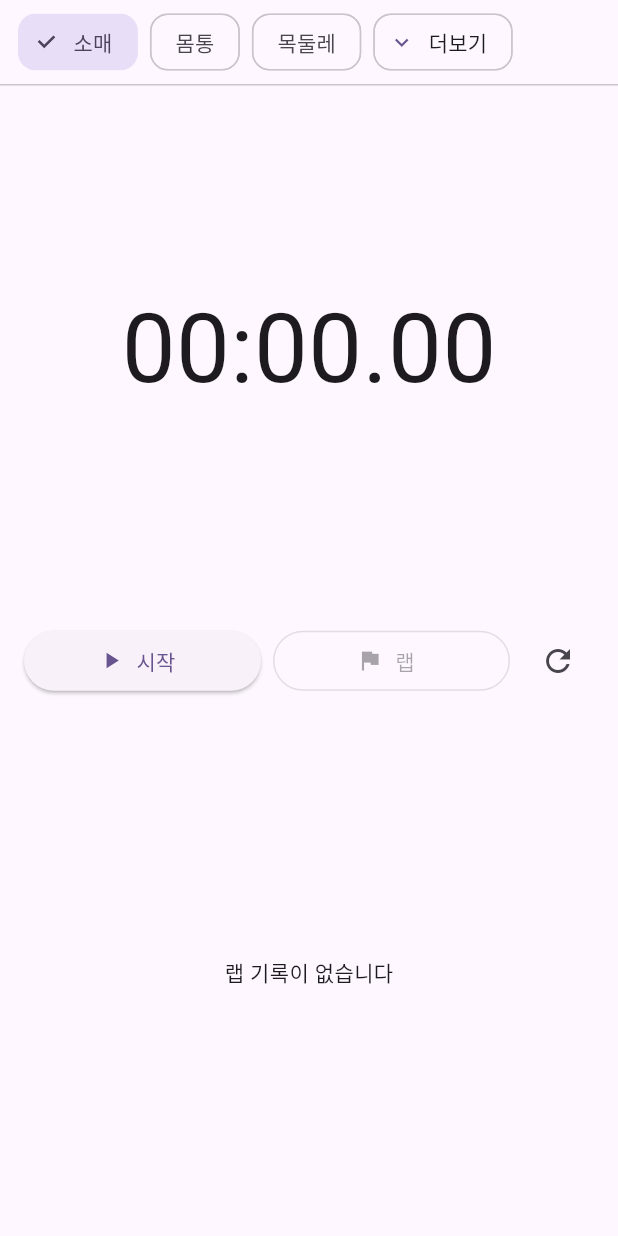
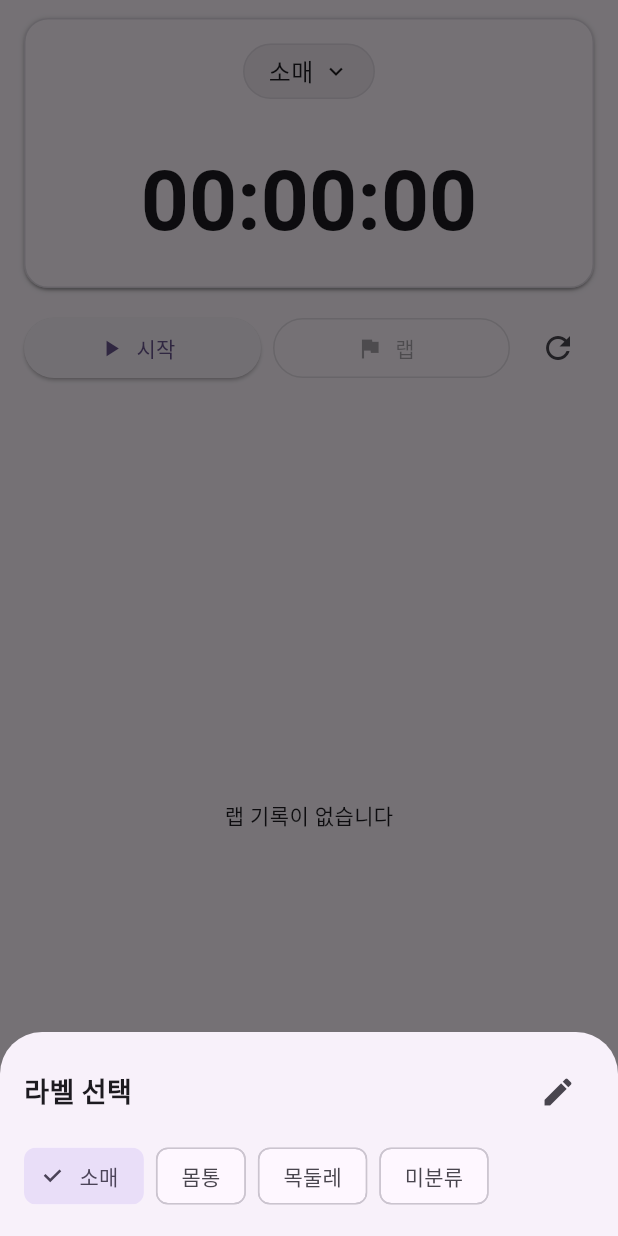
Before and after one commit to eun-day/yarnie, a Flutter app: the StopwatchPanel widget shown alone on an empty page, opened directly, after a tap on "소매", on a phone screen of 412 x 824 dp. Run offline on Flutter 3.47's test engine with Material 3 defaults, Android fonts, the phone set to English and light mode, and no system bars; our stand-ins replace drift, shared_preferences, stop_watch_timer; accounts and stored records are empty; generated files the repository leaves out were written again.

Commit message:
시간 카드 위젯
1. 라벨 + 스톱워치 시간을 한 카드 안에 묶어서 보여주기
2. 스톱워치 동작 여부와 상관 없이 시간 저장 가능하도록 변경
etc. 프로젝트 카드 접힘 기본값

```diff
--- a/lib/stopwatch_panel.dart
+++ b/lib/stopwatch_panel.dart
@@ -1,5 +1,6 @@
 import 'dart:io' show Platform;
 import 'dart:async';
+import 'dart:ui' show FontFeature;
 import 'package:flutter/cupertino.dart';
 import 'package:flutter/material.dart';
 
@@ -18,6 +19,7 @@ class _StopwatchPanelState extends State<StopwatchPanel>
     with AutomaticKeepAliveClientMixin {
   @override
   bool get wantKeepAlive => true;
+
   // 라벨
   late List<String> labels = [...widget.initialLabels];
   String? currentLabel = null; // null => 미분류
@@ -69,9 +71,24 @@ class _StopwatchPanelState extends State<StopwatchPanel>
     });
   }
 
-  void _lap() {
+bool get _canSaveLap =>
+    _sw.elapsedMilliseconds > _lastLapAt.inMilliseconds;
+
+void _saveLap() {
+  // 1) 달리는 중이면 먼저 멈춤( _elapsed 업데이트 포함 )
+  if (_sw.isRunning) {
+    _pause(); // _sw.stop() + _ticker cancel + setState(_elapsed)
+  }
+
+  // 2) 일시정지 상태에서 now 기준으로 구간 계산
   final now = _sw.elapsed;
   final segment = now - _lastLapAt;
+
+  if (segment <= Duration.zero) {
+    // 저장할 시간이 없으면 무시
+    return;
+  }
+
   _laps.insert(
     0,
     _Lap(
@@ -81,19 +98,17 @@ class _StopwatchPanelState extends State<StopwatchPanel>
       label: currentLabel ?? '미분류',
     ),
   );
+
+  // 3) 기준점(now) 업데이트. 상태는 '일시정지' 유지
   _lastLapAt = now;
   setState(() {});
 }
 
 String _fmt(Duration d) {
-    final h = d.inHours;
+  final h = d.inHours.toString().padLeft(2, '0');
   final m = d.inMinutes.remainder(60).toString().padLeft(2, '0');
   final s = d.inSeconds.remainder(60).toString().padLeft(2, '0');
-    final cs = (d.inMilliseconds.remainder(1000) / 10)
-        .floor()
-        .toString()
-        .padLeft(2, '0');
-    return h > 0 ? '$h:$m:$s' : '$m:$s.$cs';
+  return '$h:$m:$s';
 }
 
   Future<void> _openLabelPicker() async {
@@ -133,9 +148,8 @@ class _StopwatchPanelState extends State<StopwatchPanel>
                           setState(() => labels = updated);
                           if (currentLabel != null &&
                               !labels.contains(currentLabel)) {
-                            currentLabel = labels.isNotEmpty
-                                ? labels.first
-                                : null;
+                            currentLabel =
+                                labels.isNotEmpty ? labels.first : null;
                           }
                         }
                       },
@@ -234,8 +248,9 @@ class _StopwatchPanelState extends State<StopwatchPanel>
                           ),
                           onSubmitted: (v) {
                             final t = v.trim();
-                            if (t.isNotEmpty && !temp.contains(t))
+                            if (t.isNotEmpty && !temp.contains(t)) {
                               setSB(() => temp.add(t));
+                            }
                             controller.clear();
                           },
                         ),
@@ -244,8 +259,9 @@ class _StopwatchPanelState extends State<StopwatchPanel>
                       ElevatedButton(
                         onPressed: () {
                           final t = controller.text.trim();
-                          if (t.isNotEmpty && !temp.contains(t))
+                          if (t.isNotEmpty && !temp.contains(t)) {
                             setSB(() => temp.add(t));
+                          }
                           controller.clear();
                         },
                         child: const Text('추가'),
@@ -277,63 +293,17 @@ class _StopwatchPanelState extends State<StopwatchPanel>
 
   @override
   Widget build(BuildContext context) {
-    const chipHeight = 40.0;
+    super.build(context);
+
     return Column(
       children: [
-        // // 라벨: 가로 스크롤 + 더보기
-        // SizedBox(
-        //   height: chipHeight + 16,
-        //   child: Row(
-        //     children: [
-        //       Expanded(
-        //         child: ListView.separated(
-        //           padding: const EdgeInsets.symmetric(
-        //             horizontal: 12,
-        //             vertical: 8,
-        //           ),
-        //           scrollDirection: Axis.horizontal,
-        //           itemBuilder: (_, i) {
-        //             if (i < labels.length) {
-        //               final l = labels[i];
-        //               return ChoiceChip(
-        //                 label: Text(l),
-        //                 selected: currentLabel == l,
-        //                 onSelected: (_) => setState(() => currentLabel = l),
-        //               );
-        //             } else {
-        //               return ActionChip(
-        //                 label: const Text('더보기'),
-        //                 avatar: const Icon(Icons.expand_more),
-        //                 onPressed: _openLabelPicker,
-        //               );
-        //             }
-        //           },
-        //           separatorBuilder: (_, __) => const SizedBox(width: 8),
-        //           itemCount: labels.length + 1,
-        //         ),
-        //       ),
-        //     ],
-        //   ),
-        // ),
-        buildLabelBar(
-          labels: labels,
-          currentLabel: currentLabel,
-          onChanged: (v) => setState(() => currentLabel = v),
-          onMore: _openLabelPicker,
-          height: chipHeight + 16,
-        ),
-        const Divider(height: 1),
-
-        // 큰 타이머
-        Expanded(
-          child: Center(
-            child: Text(
-              _fmt(_elapsed),
-              style: const TextStyle(
-                fontSize: 64,
-                fontFeatures: [FontFeature.tabularFigures()],
-              ),
-            ),
+        // ── 타이머 카드(라벨 + 시간) ───────────────────────────
+        Padding(
+          padding: const EdgeInsets.fromLTRB(16, 12, 16, 8),
+          child: _TimerCard(
+            timeText: _fmt(_elapsed),
+            labelText: currentLabel ?? '미분류',
+            onTapLabel: _openLabelPicker,
           ),
         ),
 
@@ -346,8 +316,7 @@ class _StopwatchPanelState extends State<StopwatchPanel>
                 child: ElevatedButton.icon(
                   icon: Icon(_sw.isRunning ? Icons.pause : Icons.play_arrow),
                   label: Text(_sw.isRunning ? '일시정지' : '시작'),
-                  onPressed: () =>
-                      setState(() => _sw.isRunning ? _pause() : _start()),
+                  onPressed: () => setState(() => _sw.isRunning ? _pause() : _start()),
                 ),
               ),
               const SizedBox(width: 8),
@@ -355,7 +324,7 @@ class _StopwatchPanelState extends State<StopwatchPanel>
                 child: OutlinedButton.icon(
                   icon: const Icon(Icons.flag),
                   label: const Text('랩'),
-                  onPressed: _sw.isRunning ? _lap : null,
+                  onPressed: _canSaveLap ? _saveLap : null, // ← 달리든 멈추든 가능, 0초 방지
                 ),
               ),
               const SizedBox(width: 8),
@@ -365,7 +334,7 @@ class _StopwatchPanelState extends State<StopwatchPanel>
                 icon: const Icon(Icons.refresh),
               ),
             ],
-          ),
+          )
         ),
 
         // 랩 리스트
@@ -392,111 +361,137 @@ class _StopwatchPanelState extends State<StopwatchPanel>
       ],
     );
   }
+}
 
-  Widget buildLabelBar({
-    required List<String> labels,
-    required String? currentLabel,
-    required ValueChanged<String?> onChanged,
-    required VoidCallback onMore,
-    double height = 56, // chipHeight + 여백
-  }) {
+/// 카드 위젯: 상단 중앙 라벨 + 중앙 큰 시간
+class _TimerCard extends StatelessWidget {
+  const _TimerCard({
+    required this.timeText,
+    required this.labelText,
+    required this.onTapLabel,
+  });
+
+  final String timeText;
+  final String labelText;
+  final VoidCallback onTapLabel;
+
+  @override
+  Widget build(BuildContext context) {
+    final theme = Theme.of(context);
     final isIOS = Platform.isIOS;
 
-    return SizedBox(
-      height: height,
-      child: Row(
+    return Container(
+      height: 180,
+      decoration: BoxDecoration(
+        color: theme.colorScheme.surface,
+        borderRadius: BorderRadius.circular(16),
+        border: Border.all(
+          color: theme.colorScheme.outlineVariant.withOpacity(0.6),
+        ),
+        boxShadow: kElevationToShadow[1],
+      ),
+      child: Column(
+        mainAxisAlignment: MainAxisAlignment.center,
         children: [
+          // 라벨 (상단 중앙)
+          Padding(
+            padding: const EdgeInsets.only(top: 16, bottom: 12),
+            child: _LabelPill(
+              text: labelText,
+              onTap: onTapLabel,
+              isIOS: isIOS,
+            ),
+          ),
+          // 큰 시간
           Expanded(
-            child: ListView.separated(
-              padding: const EdgeInsets.symmetric(horizontal: 12, vertical: 8),
-              scrollDirection: Axis.horizontal,
-              itemCount: labels.length + 1,
-              separatorBuilder: (_, __) => const SizedBox(width: 8),
-              itemBuilder: (_, i) {
-                if (i < labels.length) {
-                  final l = labels[i];
-                  final selected = currentLabel == l;
-                  return _buildLabelChip(
-                    label: l,
-                    selected: selected,
-                    onTap: () => onChanged(l),
-                    isIOS: isIOS,
-                  );
-                } else {
-                  return _buildMoreButton(isIOS: isIOS, onTap: onMore);
-                }
-              },
+            child: Center(
+              child: Text(
+                timeText,
+                style: theme.textTheme.displaySmall?.copyWith(
+                  fontSize: 56,
+                  fontWeight: FontWeight.w600,
+                  fontFeatures: const [FontFeature.tabularFigures()], // ← 숫자 폭 고정
+                ),
+              ),
             ),
           ),
         ],
       ),
     );
   }
+}
 
-  Widget _buildLabelChip({
-    required String label,
-    required bool selected,
-    required VoidCallback onTap,
-    required bool isIOS,
-  }) {
+
+class _LabelPill extends StatelessWidget {
+  const _LabelPill({
+    required this.text,
+    required this.onTap,
+    required this.isIOS,
+  });
+
+  final String text;
+  final VoidCallback onTap;
+  final bool isIOS;
+
+  @override
+  Widget build(BuildContext context) {
     if (isIOS) {
-      // iOS: 사각에 가까운 얕은 라운드(세그먼트 느낌)
-      return GestureDetector(
-        onTap: onTap,
-        child: Container(
-          padding: const EdgeInsets.symmetric(horizontal: 12, vertical: 6),
-          decoration: BoxDecoration(
-            color: selected
-                ? CupertinoColors.activeBlue
-                : CupertinoColors.systemGrey5,
-            borderRadius: BorderRadius.circular(6),
+      return CupertinoButton(
+        padding: const EdgeInsets.symmetric(horizontal: 16, vertical: 6),
+        borderRadius: BorderRadius.circular(20),
+        color: CupertinoColors.systemGrey6,
+        onPressed: onTap,
+        child: ConstrainedBox(
+          constraints: const BoxConstraints(minHeight: 26), // 칩 높이 느낌
+          child: Row(
+            mainAxisSize: MainAxisSize.min,
+            children: [
+              Text(
+                text,
+                style: const TextStyle(
+                  color: CupertinoColors.black,
+                  fontSize: 16,
+                  fontWeight: FontWeight.w500,
                 ),
-          child: DefaultTextStyle(
-            style: TextStyle(
-              color: selected ? CupertinoColors.white : CupertinoColors.black,
-              fontSize: 14,
               ),
-            child: Text(label),
+              const SizedBox(width: 6),
+              const Icon(CupertinoIcons.chevron_down,
+                  size: 16, color: CupertinoColors.black),
+            ],
           ),
         ),
       );
     } else {
-      // Android(Material): 칩 스타일, 약간 둥글게
-      return ChoiceChip(
-        label: Text(label),
-        selected: selected,
-        shape: RoundedRectangleBorder(borderRadius: BorderRadius.circular(12)),
-        onSelected: (_) => onTap(),
-      );
-    }
-  }
-
-  Widget _buildMoreButton({required bool isIOS, required VoidCallback onTap}) {
-    if (isIOS) {
-      return CupertinoButton(
-        padding: const EdgeInsets.symmetric(horizontal: 12, vertical: 6),
-        minSize: 32,
-        color: CupertinoColors.systemGrey5,
-        borderRadius: BorderRadius.circular(6),
-        onPressed: onTap,
+      return InkWell(
+        onTap: onTap,
+        borderRadius: BorderRadius.circular(20),
+        child: Container(
+          padding: const EdgeInsets.symmetric(horizontal: 16, vertical: 6),
+          decoration: BoxDecoration(
+            color: Color.alphaBlend(
+              Theme.of(context).colorScheme.onSurface.withOpacity(0.06),
+              Theme.of(context).colorScheme.surface,
+            ),
+            borderRadius: BorderRadius.circular(20),
+            border: Border.all(
+              color: Theme.of(context).colorScheme.outlineVariant.withOpacity(0.4),
+            ),
+          ),
           child: Row(
-          children: const [
-            Text('더보기', style: TextStyle(color: CupertinoColors.black)),
-            SizedBox(width: 4),
-            Icon(
-              CupertinoIcons.chevron_down,
-              size: 16,
-              color: CupertinoColors.black,
+            mainAxisSize: MainAxisSize.min,
+            children: [
+              Text(
+                text,
+                style: Theme.of(context).textTheme.bodyMedium?.copyWith(
+                      fontSize: 16,
+                      fontWeight: FontWeight.w500,
                     ),
+              ),
+              const SizedBox(width: 6),
+              const Icon(Icons.expand_more, size: 18),
             ],
           ),
-      );
-    } else {
-      return ActionChip(
-        label: const Text('더보기'),
-        avatar: const Icon(Icons.expand_more),
-        onPressed: onTap,
-        shape: RoundedRectangleBorder(borderRadius: BorderRadius.circular(12)),
+        ),
       );
     }
   }
--- a/lib/widget/project_info_section.dart
+++ b/lib/widget/project_info_section.dart
@@ -11,7 +11,7 @@ class ProjectInfoSection extends StatefulWidget {
     super.key,
     required this.title,
     required this.child,
-    this.initiallyExpanded = true,
+    this.initiallyExpanded = false,
   });
 
   @override
```
Lines whose indentation alone changed are shown as unchanged.
